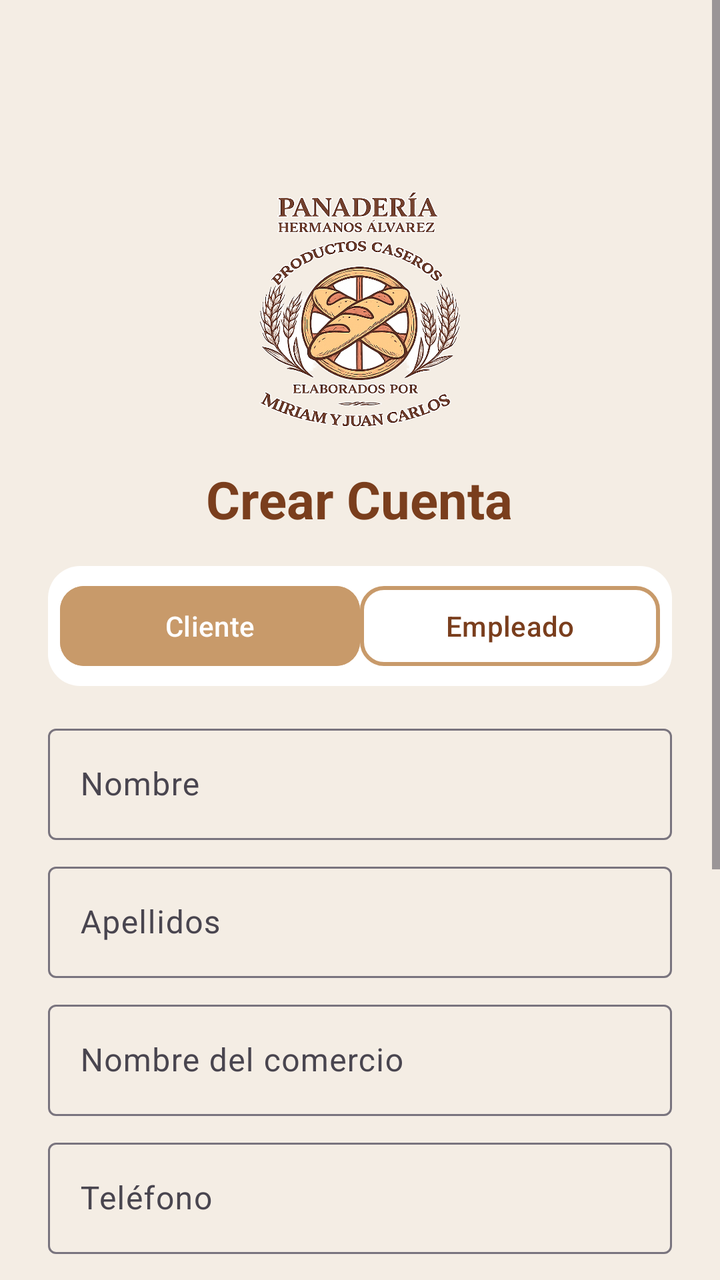
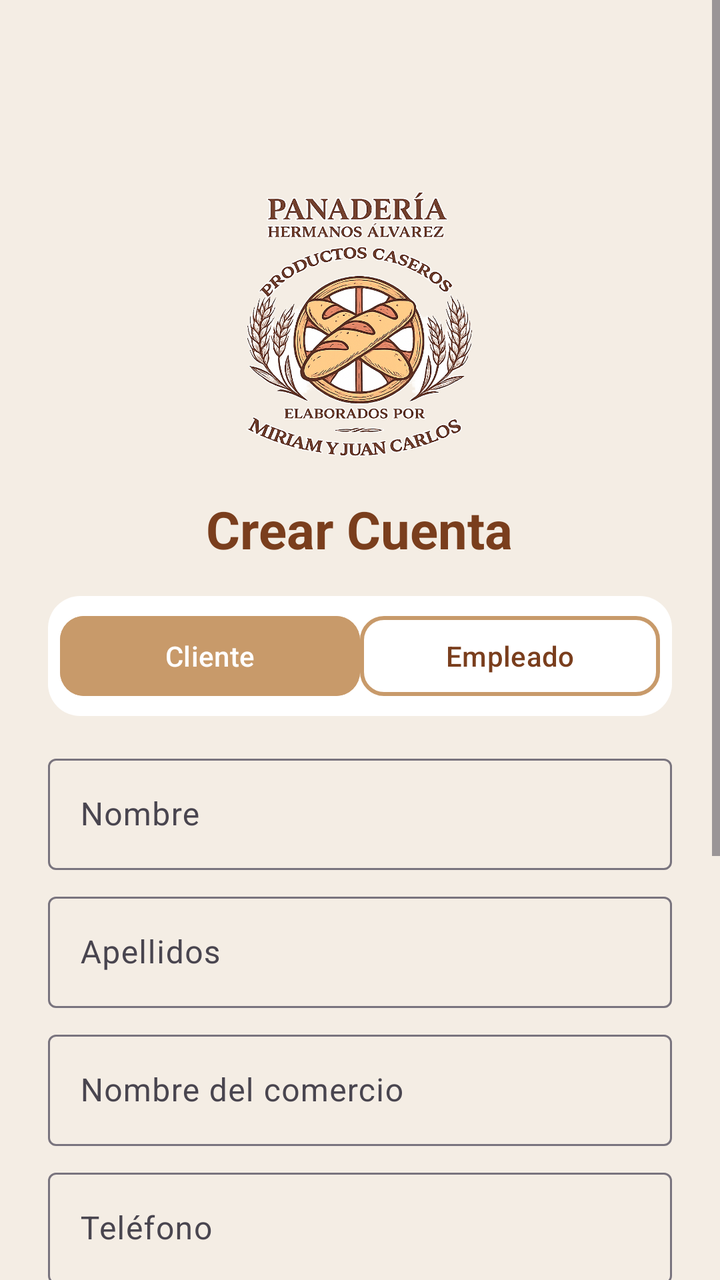

The first picture is an Android layout as it rendered before a commit; the second is the same layout after the commit. The layout source and the unified diff follow.
<!-- AndroidManifest.xml: application theme Theme.AppPanadero -->
<!-- res/layout/fragment_registro.xml -->
<?xml version="1.0" encoding="utf-8"?>
<ScrollView xmlns:android="http://schemas.android.com/apk/res/android"
    xmlns:app="http://schemas.android.com/apk/res-auto"
    android:layout_width="match_parent"
    android:layout_height="match_parent"
    android:background="#F4EDE4">

    <LinearLayout
        android:layout_width="match_parent"
        android:layout_height="wrap_content"
        android:orientation="vertical"
        android:padding="24dp">

        
        <com.google.android.material.appbar.MaterialToolbar
            android:id="@+id/toolbar"
            android:layout_width="match_parent"
            android:layout_height="?attr/actionBarSize"
            android:background="#F4EDE4"
            app:title=""
            app:elevation="0dp" />

        
        <ImageView
            android:layout_width="120dp"
            android:layout_height="120dp"
            android:layout_gravity="center"
            android:layout_marginTop="8dp"
            android:src="@drawable/logo_panadero" />

        
        <TextView
            android:layout_width="wrap_content"
            android:layout_height="wrap_content"
            android:text="@string/crear_cuenta"
            android:textSize="26sp"
            android:textStyle="bold"
            android:textColor="#7A3E1D"
            android:layout_gravity="center"
            android:layout_marginTop="16dp" />

        
        <LinearLayout
            android:layout_width="match_parent"
            android:layout_height="wrap_content"
            android:orientation="horizontal"
            android:background="@drawable/bg_selector"
            android:padding="6dp"
            android:layout_marginTop="16dp"
            android:layout_marginBottom="16dp">

            <com.google.android.material.button.MaterialButton
                android:id="@+id/btnCliente"
                android:layout_width="0dp"
                android:layout_height="wrap_content"
                android:layout_weight="1"
                android:text="Cliente"
                android:textColor="#FFFFFF"
                android:backgroundTint="#C89A6A"
                app:cornerRadius="12dp" />

            <com.google.android.material.button.MaterialButton
                android:id="@+id/btnEmpleado"
                android:layout_width="0dp"
                android:layout_height="wrap_content"
                android:layout_weight="1"
                android:text="Empleado"
                android:textColor="#7A3E1D"
                android:backgroundTint="#FFFFFF"
                app:strokeColor="#C89A6A"
                app:strokeWidth="2dp"
                app:cornerRadius="12dp" />
        </LinearLayout>

        
        
        
        <LinearLayout
            android:id="@+id/formCliente"
            android:layout_width="match_parent"
            android:layout_height="wrap_content"
            android:orientation="vertical">

            
            <com.google.android.material.textfield.TextInputLayout
                android:layout_width="match_parent"
                android:layout_height="wrap_content"
                android:layout_marginBottom="8dp">

                <com.google.android.material.textfield.TextInputEditText
                    android:layout_width="match_parent"
                    android:layout_height="wrap_content"
                    android:hint="Nombre" />
            </com.google.android.material.textfield.TextInputLayout>

            
            <com.google.android.material.textfield.TextInputLayout
                android:layout_width="match_parent"
                android:layout_height="wrap_content"
                android:layout_marginBottom="8dp">

                <com.google.android.material.textfield.TextInputEditText
                    android:layout_width="match_parent"
                    android:layout_height="wrap_content"
                    android:hint="Apellidos" />
            </com.google.android.material.textfield.TextInputLayout>

            
            <com.google.android.material.textfield.TextInputLayout
                android:layout_width="match_parent"
                android:layout_height="wrap_content"
                android:layout_marginBottom="8dp">

                <com.google.android.material.textfield.TextInputEditText
                    android:layout_width="match_parent"
                    android:layout_height="wrap_content"
                    android:hint="Nombre del comercio" />
            </com.google.android.material.textfield.TextInputLayout>

            
            <com.google.android.material.textfield.TextInputLayout
                android:layout_width="match_parent"
                android:layout_height="wrap_content"
                android:layout_marginBottom="8dp">

                <com.google.android.material.textfield.TextInputEditText
                    android:layout_width="match_parent"
                    android:layout_height="wrap_content"
                    android:hint="Teléfono"
                    android:inputType="phone" />
            </com.google.android.material.textfield.TextInputLayout>

            
            <com.google.android.material.textfield.TextInputLayout
                android:layout_width="match_parent"
                android:layout_height="wrap_content"
                android:layout_marginBottom="8dp">

                <com.google.android.material.textfield.TextInputEditText
                    android:layout_width="match_parent"
                    android:layout_height="wrap_content"
                    android:hint="CIF" />
            </com.google.android.material.textfield.TextInputLayout>

            
            <com.google.android.material.textfield.TextInputLayout
                android:layout_width="match_parent"
                android:layout_height="wrap_content"
                android:layout_marginBottom="8dp">

                <com.google.android.material.textfield.TextInputEditText
                    android:layout_width="match_parent"
                    android:layout_height="wrap_content"
                    android:hint="Dirección" />
            </com.google.android.material.textfield.TextInputLayout>

            
            <com.google.android.material.textfield.TextInputLayout
                android:layout_width="match_parent"
                android:layout_height="wrap_content">

                <com.google.android.material.textfield.TextInputEditText
                    android:layout_width="match_parent"
                    android:layout_height="wrap_content"
                    android:hint="Email"
                    android:inputType="textEmailAddress" />
            </com.google.android.material.textfield.TextInputLayout>

        </LinearLayout>

        
        
        
        <LinearLayout
            android:id="@+id/formEmpleado"
            android:layout_width="match_parent"
            android:layout_height="wrap_content"
            android:orientation="vertical"
            android:visibility="gone">

            <com.google.android.material.textfield.TextInputLayout
                android:layout_width="match_parent"
                android:layout_height="wrap_content"
                android:layout_marginBottom="8dp">

                <com.google.android.material.textfield.TextInputEditText
                    android:layout_width="match_parent"
                    android:layout_height="wrap_content"
                    android:hint="Nombre" />
            </com.google.android.material.textfield.TextInputLayout>

            <com.google.android.material.textfield.TextInputLayout
                android:layout_width="match_parent"
                android:layout_height="wrap_content"
                android:layout_marginBottom="8dp">

                <com.google.android.material.textfield.TextInputEditText
                    android:layout_width="match_parent"
                    android:layout_height="wrap_content"
                    android:hint="Apellidos" />
            </com.google.android.material.textfield.TextInputLayout>

            <com.google.android.material.textfield.TextInputLayout
                android:layout_width="match_parent"
                android:layout_height="wrap_content"
                android:layout_marginBottom="8dp">

                <com.google.android.material.textfield.TextInputEditText
                    android:layout_width="match_parent"
                    android:layout_height="wrap_content"
                    android:hint="Cargo" />
            </com.google.android.material.textfield.TextInputLayout>

            <com.google.android.material.textfield.TextInputLayout
                android:layout_width="match_parent"
                android:layout_height="wrap_content">

                <com.google.android.material.textfield.TextInputEditText
                    android:layout_width="match_parent"
                    android:layout_height="wrap_content"
                    android:hint="Email"
                    android:inputType="textEmailAddress" />
            </com.google.android.material.textfield.TextInputLayout>

        </LinearLayout>

        
        <com.google.android.material.button.MaterialButton
            android:layout_width="match_parent"
            android:layout_height="60dp"
            android:text="REGISTRARSE"
            android:textColor="#FFFFFF"
            android:layout_marginTop="24dp"
            android:backgroundTint="#C89A6A"
            app:cornerRadius="20dp" />

    </LinearLayout>

</ScrollView>
<!-- resources referenced by this layout -->
<resources>
  <!-- drawable bg_selector (drawable) -->
  <shape xmlns:android="http://schemas.android.com/apk/res/android">
      <solid android:color="#FFFFFF"/>
      <corners android:radius="16dp"/>
  </shape>
  <!-- drawable logo_panadero: png bitmap (drawable, 760709 bytes) -->
  <string name="crear_cuenta">Crear Cuenta</string>
  <style name="Theme.AppPanadero" parent="Base.Theme.AppPanadero" />
  <style name="Base.Theme.AppPanadero" parent="Theme.Material3.DayNight.NoActionBar">
          
          
      </style>
</resources>

<!-- the commit's change to res/layout/fragment_registro.xml (unified diff, before → after) -->
@@ -22,8 +22,8 @@
 
         
         <ImageView
-            android:layout_width="120dp"
-            android:layout_height="120dp"
+            android:layout_width="135dp"
+            android:layout_height="135dp"
             android:layout_gravity="center"
             android:layout_marginTop="8dp"
             android:src="@drawable/logo_panadero" />
